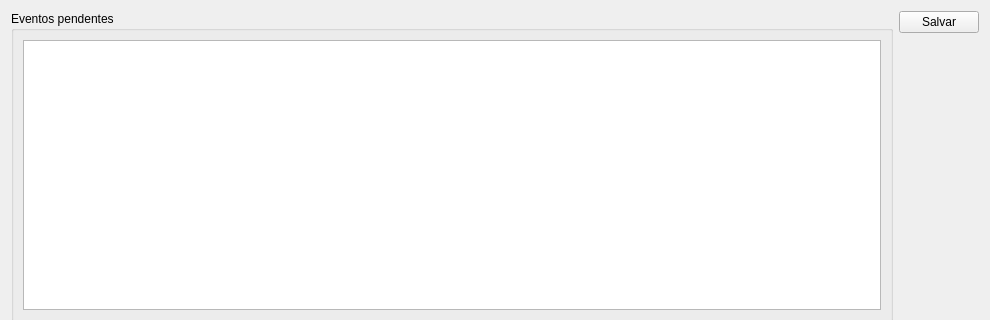
Before: the Qt Designer form ui/contas.ui in darktorres/ERP-STACCATO, drawn with Qt 5; both pictures show x 0 to 990 and y 0 to 320 of the 990 by 661 pixel window.
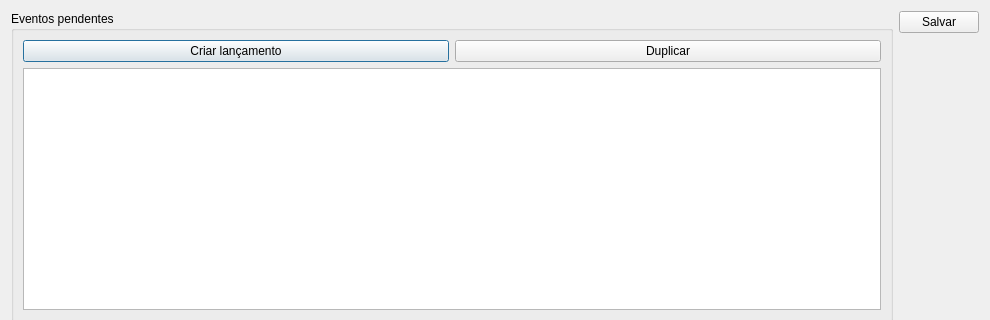
After: the same form once the commit is applied. Custom widgets are drawn as their Qt base class.

Commit message: Adicionado criar/duplicar no Contas para refazer pagamentos de forma mais simples

```diff
--- a/ui/contas.ui
+++ b/ui/contas.ui
@@ -44,8 +44,26 @@
      <property name="title">
       <string>Eventos pendentes</string>
      </property>
-     <layout class="QGridLayout" name="gridLayout">
+     <layout class="QGridLayout" name="gridLayout_5">
       <item row="0" column="0">
+       <layout class="QGridLayout" name="gridLayout">
+        <item row="0" column="0">
+         <widget class="QPushButton" name="pushButtonCriarLancamento">
+          <property name="text">
+           <string>Criar lançamento</string>
+          </property>
+         </widget>
+        </item>
+        <item row="0" column="1">
+         <widget class="QPushButton" name="pushButtonDuplicarLancamento">
+          <property name="text">
+           <string>Duplicar</string>
+          </property>
+         </widget>
+        </item>
+       </layout>
+      </item>
+      <item row="1" column="0">
        <widget class="TableView" name="tablePendentes">
         <property name="mouseTracking">
          <bool>true</bool>
```
The commit also changes 2 other files.
